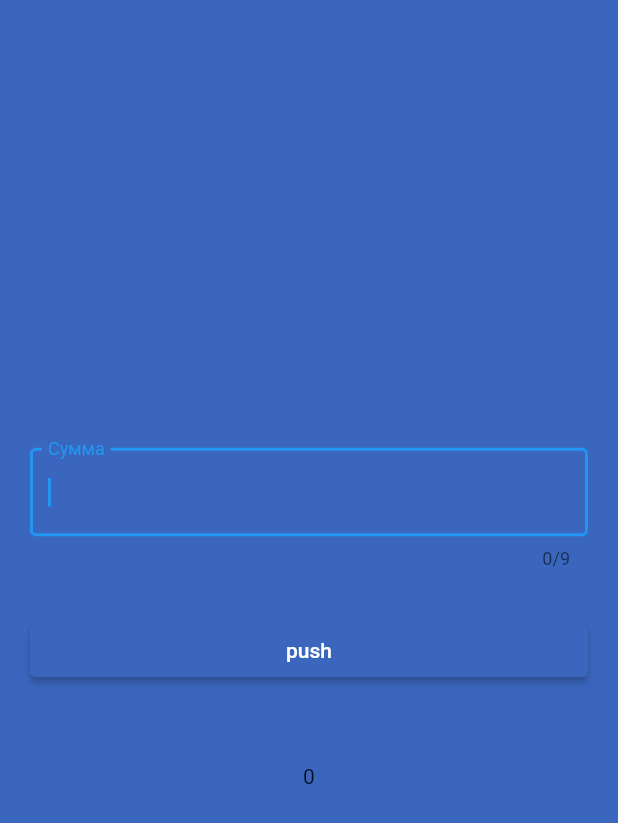
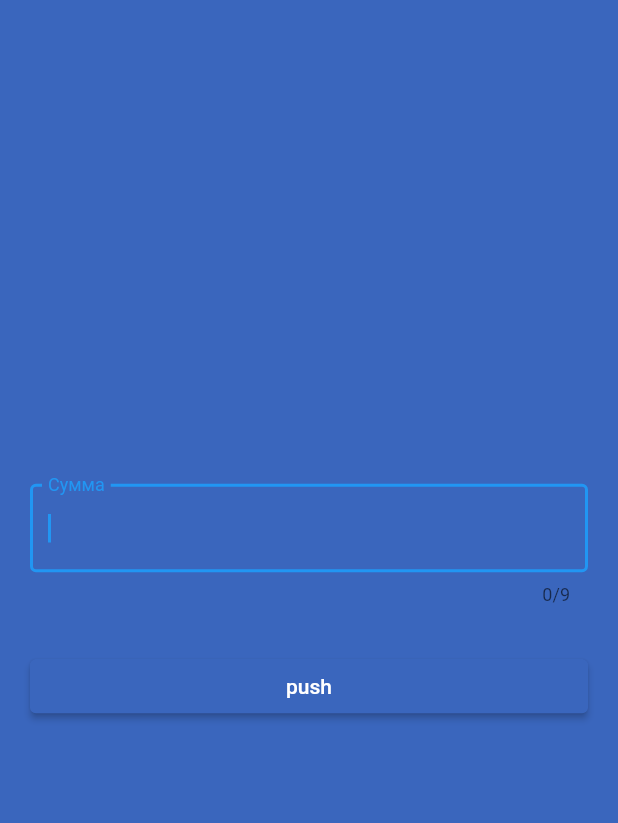
Before and after one commit to MaryDayGit/keeptrack, a Flutter app: the screen it shows after launch, after a tap on "push", on a phone screen of 412 x 824 dp. Shown: the top 823 px of the screen. Run offline on Flutter 3.47's test engine with Material 2 defaults, Android fonts, the phone set to English and light mode, and no system bars; our stand-ins replace syncfusion_flutter_charts.

Commit message:
лист передать

```diff
--- a/lib/model/modeltranz.dart
+++ b/lib/model/modeltranz.dart
@@ -2,6 +2,7 @@ class ModelTranz {
   String title;
   String comment;
   int suma;
+
   ModelTranz({
     required this.title,
     required this.comment,
--- a/lib/page/addtranz.dart
+++ b/lib/page/addtranz.dart
@@ -12,6 +12,9 @@ class AddTranz extends StatefulWidget {
 
 class _AddTranzState extends State<AddTranz> {
   final _sumatranz = TextEditingController();
+  List<String> titleTranz = [];
+  List<String> commentTranz = [];
+  List<String> sumaTranz = [];
 
   ModelTranz tanz1 = ModelTranz(comment: '', title: '', suma: 0);
 
@@ -19,8 +22,9 @@ class _AddTranzState extends State<AddTranz> {
     tanz1.title = 'test1';
     tanz1.comment = 'test2';
     tanz1.suma = int.parse(_sumatranz.text);
-    print(tanz1.title);
-    setState(() {});
+    titleTranz.add(tanz1.title);
+    commentTranz.add(tanz1.comment);
+    sumaTranz.add(tanz1.toString());
   }
 
   @override
@@ -71,17 +75,6 @@ class _AddTranzState extends State<AddTranz> {
             const SizedBox(
               height: 20,
             ),
-            Container(
-              child: Column(
-                children: [
-                  Text(tanz1.title),
-                  Text(tanz1.comment),
-                  Text(
-                    tanz1.suma.toString(),
-                  )
-                ],
-              ),
-            ),
           ],
         ),
       ),
--- a/lib/page/mainpage.dart
+++ b/lib/page/mainpage.dart
@@ -1,5 +1,6 @@
 import 'package:flutter/material.dart';
 import 'package:syncfusion_flutter_charts/charts.dart';
+import 'package:keeptrack/model/modeltranz.dart';
 
 class MainHomePage extends StatefulWidget {
   const MainHomePage({Key? key}) : super(key: key);
@@ -11,6 +12,8 @@ class MainHomePage extends StatefulWidget {
 class _MainHomePageState extends State<MainHomePage> {
   late List<GDPData> _chartData;
   late TooltipBehavior _tooltipBehavior;
+  late List<ModelTranz> _modelTranz;
+
   @override
   void initState() {
     _chartData = getChartData();
```
